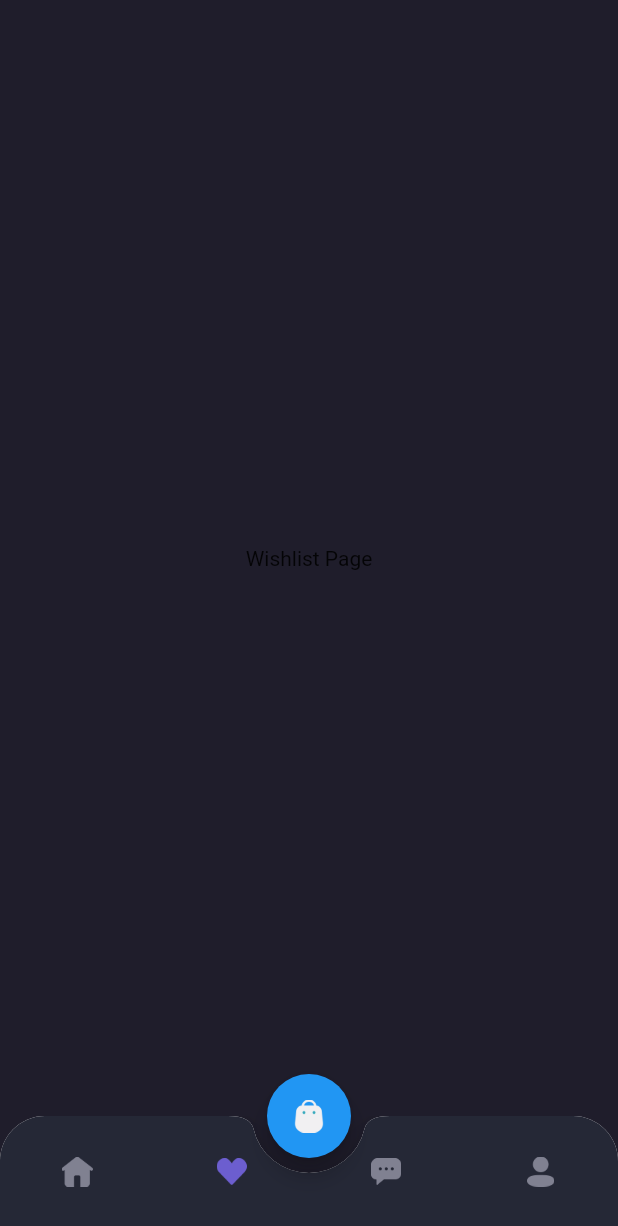
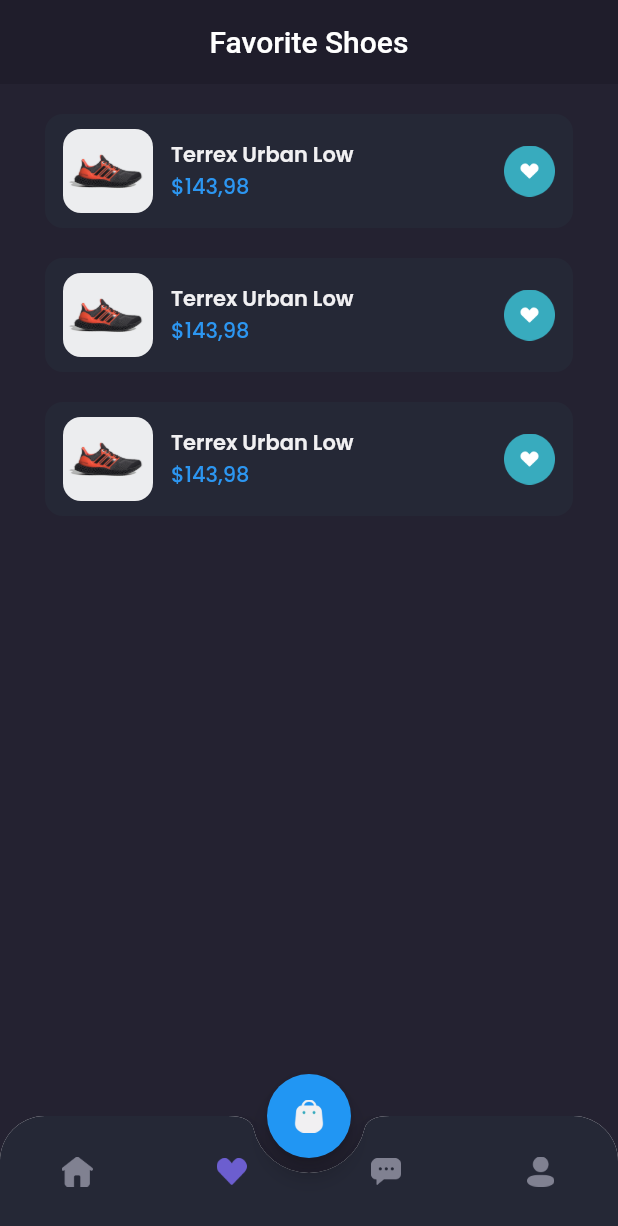
Before and after one commit to ghi4/learn-bwa-shamo, a Flutter app: the MainPage screen opened by its route, item 2 of the bottom bar chosen, on a phone screen of 412 x 824 dp. Shown: the top 1226 px of the screen. Run offline on Flutter 3.47's test engine with Material 2 defaults, Android fonts, the phone set to English and light mode, and no system bars; our stand-ins replace google_fonts.

Commit message:
add wishlist page and card

```diff
--- a/lib/pages/home/main_page.dart
+++ b/lib/pages/home/main_page.dart
@@ -123,11 +123,10 @@ class _MainPageState extends State<MainPage> {
     }
 
     return Scaffold(
-      backgroundColor: backgroundColor1,
-      floatingActionButton: cartButton(),
-      floatingActionButtonLocation: FloatingActionButtonLocation.centerDocked,
-      bottomNavigationBar: customBottomNav(),
-      body: body()
-    );
+        backgroundColor: backgroundColor3,
+        floatingActionButton: cartButton(),
+        floatingActionButtonLocation: FloatingActionButtonLocation.centerDocked,
+        bottomNavigationBar: customBottomNav(),
+        body: body());
   }
 }
--- a/lib/pages/home/wishlist_page.dart
+++ b/lib/pages/home/wishlist_page.dart
@@ -1,14 +1,98 @@
 import 'package:flutter/material.dart';
+import 'package:shamo/theme.dart';
+import 'package:shamo/widgets/wishlist_card.dart';
 
 class WishlistPage extends StatelessWidget {
   const WishlistPage({Key? key}) : super(key: key);
 
-  @override
-  Widget build(BuildContext context) {
-    return const Center(
-      child: Text(
-        'Wishlist Page',
+  Widget header() {
+    return AppBar(
+      backgroundColor: backgroundColor1,
+      centerTitle: true,
+      automaticallyImplyLeading: false,
+      elevation: 0,
+      title: const Text('Favorite Shoes'),
+      // elevation: 0,
+    );
+  }
+
+  Widget emptyWishlist() {
+    return Expanded(
+      child: SizedBox(
+        width: double.infinity,
+        child: Column(
+          mainAxisAlignment: MainAxisAlignment.center,
+          children: [
+            Image.asset(
+              'assets/images/icon_love.png',
+              width: 74,
+            ),
+            const SizedBox(
+              height: 20,
+            ),
+            Text(
+              ' You don\'t have dream shoes?',
+              style: primaryTextStyle.copyWith(
+                fontSize: 16,
+                fontWeight: medium,
+              ),
+            ),
+            const SizedBox(
+              height: 12,
+            ),
+            Text(
+              'Let\'s find your favorite shoes',
+              style: subtitleTextStyle,
+            ),
+            const SizedBox(
+              height: 20,
+            ),
+            TextButton(
+              style: TextButton.styleFrom(
+                padding: const EdgeInsets.symmetric(
+                  vertical: 10,
+                  horizontal: 24,
+                ),
+                backgroundColor: primaryColor,
+                shape: RoundedRectangleBorder(
+                  borderRadius: BorderRadius.circular(8),
+                ),
+              ),
+              onPressed: () {},
+              child: Text(
+                'Explore Store',
+                style: primaryTextStyle.copyWith(
+                  fontSize: 16,
+                  fontWeight: medium,
+                ),
+              ),
+            ),
+          ],
+        ),
       ),
     );
   }
+
+  Widget content() {
+    return Expanded(
+      child: ListView(
+        children: const [
+          WishlistCard(),
+          WishlistCard(),
+          WishlistCard(),
+        ],
+      ),
+    );
+  }
+
+  @override
+  Widget build(BuildContext context) {
+    return Column(
+      children: [
+        header(),
+        // emptyWishlist(),
+        content(),
+      ],
+    );
+  }
 }
--- /dev/null
+++ b/lib/widgets/wishlist_card.dart
@@ -0,0 +1,65 @@
+import 'package:flutter/material.dart';
+import 'package:shamo/theme.dart';
+
+class WishlistCard extends StatelessWidget {
+  const WishlistCard({Key? key}) : super(key: key);
+
+  @override
+  Widget build(BuildContext context) {
+    return Container(
+      margin: EdgeInsets.only(
+        top: 20,
+        right: defaultMargin,
+        left: defaultMargin,
+      ),
+      padding: const EdgeInsets.symmetric(
+        vertical: 10,
+        horizontal: 12,
+      ),
+      decoration: BoxDecoration(
+        borderRadius: BorderRadius.circular(12),
+        color: backgroundColor4,
+      ),
+      child: Row(
+        children: [
+          ClipRRect(
+            borderRadius: BorderRadius.circular(12),
+            child: Image.asset(
+              'assets/images/image_shoes.png',
+              width: 60,
+            ),
+          ),
+          const SizedBox(
+            width: 12,
+          ),
+          Expanded(
+            child: Column(
+              crossAxisAlignment: CrossAxisAlignment.start,
+              children: [
+                Text(
+                  'Terrex Urban Low',
+                  style: primaryTextStyle.copyWith(
+                    fontWeight: semiBold,
+                  ),
+                ),
+                Text(
+                  '\$143,98',
+                  style: priceTextStyle.copyWith(
+                    fontWeight: medium,
+                  ),
+                ),
+              ],
+            ),
+          ),
+          GestureDetector(
+            onTap: () {},
+            child: Image.asset(
+              'assets/images/button_love.png',
+              width: 34,
+            ),
+          )
+        ],
+      ),
+    );
+  }
+}
```
Also changed, not shown: assets/images/button_love.png (added), assets/images/icon_love.png (added), 1 other file.
